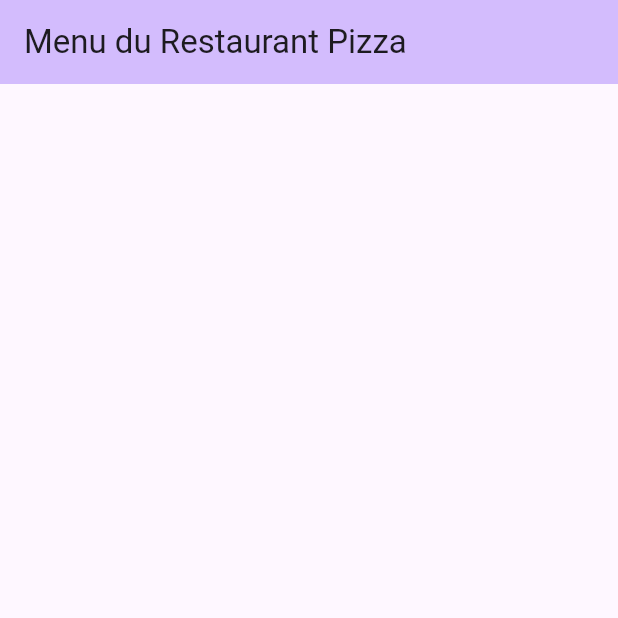
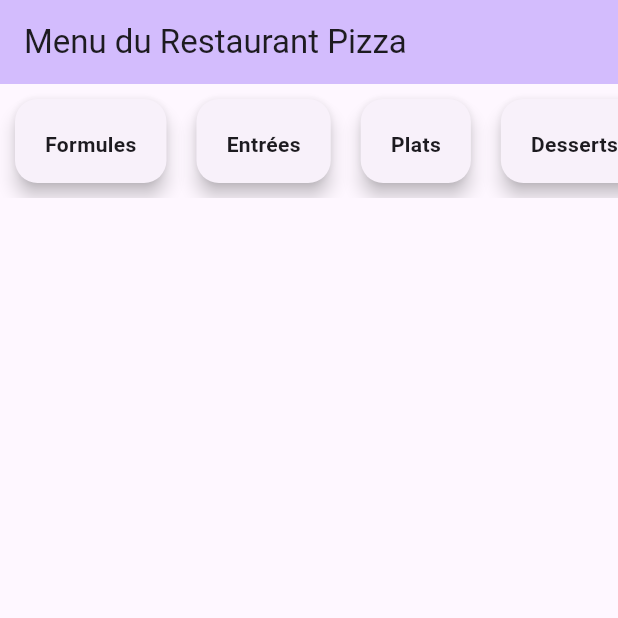
Before and after one commit to Furrioxx/app_restaurant, a Flutter app: the screen it shows after launch, on a phone screen of 412 x 824 dp, the top half of it. Run offline on Flutter 3.47's test engine with Material 3 defaults, Android fonts, the phone set to English and light mode, and no system bars.

Commit message:
create categories component

```diff
--- a/lib/main.dart
+++ b/lib/main.dart
@@ -14,14 +14,15 @@ class Home extends StatelessWidget {
       theme: ThemeData(
         colorScheme: .fromSeed(seedColor: Colors.deepPurple),
       ),
-      home: const MenuPage(title: 'Menu du Restaurant Pizza'),
+      home: MenuPage(title: 'Menu du Restaurant Pizza'),
     );
   }
 }
 
 class MenuPage extends StatelessWidget {
-  const MenuPage({super.key, required this.title});
+  MenuPage({super.key, required this.title});
   final String title;
+  final List<String> _categories = ["Formules", "Entrées", "Plats", "Desserts", "Boissons"];
 
   @override
   Widget build(BuildContext context) {
@@ -36,11 +37,26 @@ class MenuPage extends StatelessWidget {
             mainAxisAlignment: .center,
             children: [
               SizedBox(
-                height: 200,
+                height: 76,
                 child: ListView(
                   scrollDirection: Axis.horizontal,
                   children: [
-                    // todo
+                    for (final category in _categories)
+                      Card(
+                        margin: EdgeInsets.all(10),
+                        elevation: 5,
+                        shape: RoundedRectangleBorder(
+                          borderRadius: BorderRadius.circular(15)
+                        ),
+                        child: Padding(
+                          padding: EdgeInsets.all(20),
+                          child: Text(category, style:
+                            TextStyle(
+                                fontWeight: FontWeight.bold
+                            ),
+                          ),
+                        )
+                      )
                   ],
                 ),
               ),
```
Also changed, not shown: 1 other file.
